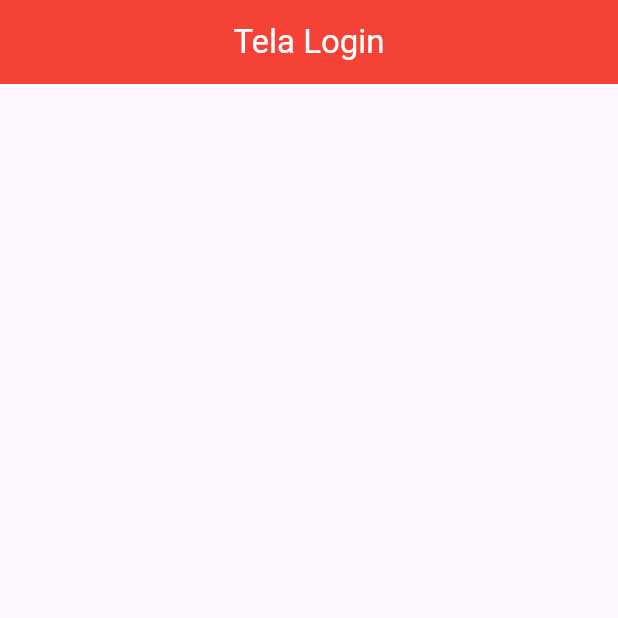
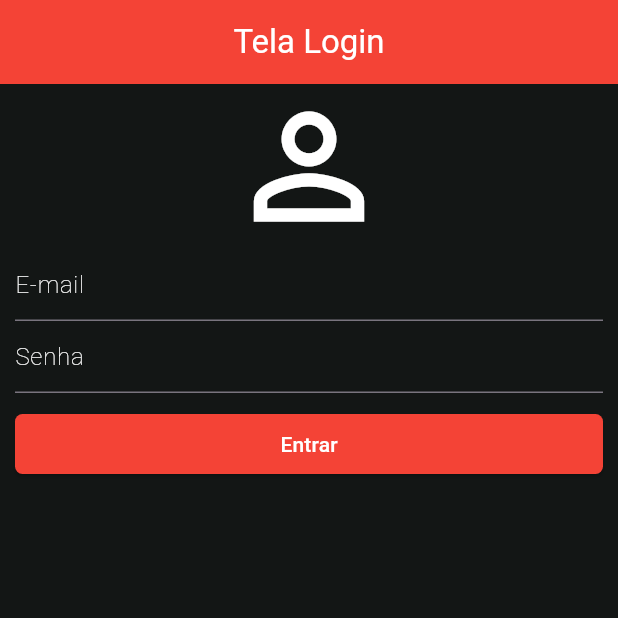
Before and after one commit to OTalDoL2/projeto_david, a Flutter app: the screen it shows after launch, on a phone screen of 412 x 824 dp, the top half of it. Run offline on Flutter 3.47's test engine with Material 3 defaults, Android fonts, the light colour scheme and no system bars.

Commit message:
feito em aula

```diff
--- a/lib/main.dart
+++ b/lib/main.dart
@@ -1,10 +1,7 @@
 import 'package:flutter/material.dart';
 
 void main() {
-  runApp(const MaterialApp(
-    debugShowCheckedModeBanner: false,
-    home: Home()
-  ));
+  runApp(const MaterialApp(debugShowCheckedModeBanner: false, home: Home()));
 }
 
 class Home extends StatefulWidget {
@@ -18,11 +15,90 @@ class _HomeState extends State<Home> {
   @override
   Widget build(BuildContext context) {
     return Scaffold(
-      appBar: AppBar(
-        centerTitle: true,
-        title: const Text('Tela Login', style: TextStyle(color: Colors.white),),
-        backgroundColor: Colors.red,
+        appBar: AppBar(
+          centerTitle: true,
+          title: const Text(
+            'Tela Login',
+            style: TextStyle(color: Colors.white),
+          ),
+          backgroundColor: Colors.red,
+        ),
+        backgroundColor: const Color.fromARGB(255, 19, 22, 21),
+        body: SingleChildScrollView(
+            padding: const EdgeInsets.only(left: 10, right: 10),
+            child: Column(
+              crossAxisAlignment: CrossAxisAlignment.stretch,
+              children: [
+                const Icon(
+                  Icons.person_outline,
+                  color: Colors.white,
+                  size: 110,
+                ),
+                TextFormField(
+                  decoration: const InputDecoration(
+                    hintText: 'E-mail',
+                    hintStyle: TextStyle(
+                        color: Colors.white,
+                        fontSize: 16,
+                        fontWeight: FontWeight.w200),
+                  ),
+                  style: TextStyle(
+                      color: Colors.white,
+                      fontSize: 16,
+                      fontWeight: FontWeight.w200),
+                ),
+                TextFormField(
+                  obscureText: true,
+                  decoration: const InputDecoration(
+                    hintText: 'Senha',
+                    hintStyle: TextStyle(
+                        color: Colors.white,
+                        fontSize: 16,
+                        fontWeight: FontWeight.w200),
+                  ),
+                  style: TextStyle(
+                      color: Colors.white,
+                      fontSize: 16,
+                      fontWeight: FontWeight.w200),
+                ),
+                Padding(
+                  padding: const EdgeInsets.only(top: 10, bottom: 10),
+                  child: SizedBox(
+                    child: ElevatedButton(
+                        onPressed: () {},
+                        style: ElevatedButton.styleFrom(
+                          backgroundColor: Colors.red,
+                          shape: RoundedRectangleBorder(
+                            borderRadius: BorderRadius.circular(5)
+                          )
+                        ),
+                        child: Text('Entrar', style: TextStyle(color: Colors.white, ))),
+                  ),
+                ),
+                // inputText(texto: 'pastel')
+              ],
+            )));
+  }
+}
+
+class inputText extends StatelessWidget {
+  final String texto;
+
+  const inputText({
+    Key? key,
+    required this.texto,
+  }) : super(key: key);
+
+  @override
+  Widget build(BuildContext context) {
+    return TextFormField(
+      decoration: InputDecoration(
+        hintText: texto,
+        hintStyle: TextStyle(
+            color: Colors.white, fontSize: 16, fontWeight: FontWeight.w200),
       ),
+      style: TextStyle(
+          color: Colors.white, fontSize: 16, fontWeight: FontWeight.w200),
     );
   }
 }
```
